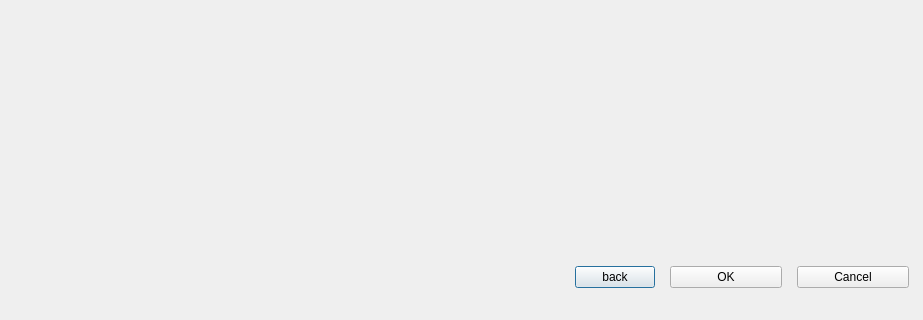
os-fpga/FOEDAG, file src/DesignRuns/create_runs_dialog.ui: the form before one commit; both pictures show x 0 to 923 and y 536 to 856 of the 923 by 856 pixel window.
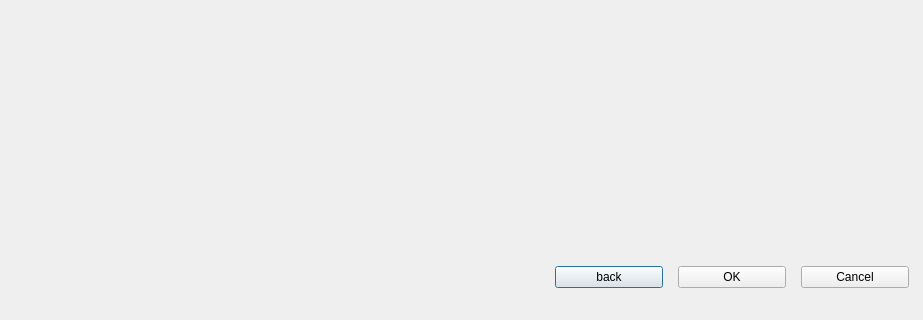
The form after the commit.

```diff
--- a/src/DesignRuns/create_runs_dialog.ui
+++ b/src/DesignRuns/create_runs_dialog.ui
@@ -15,7 +15,7 @@
   </property>
   <layout class="QVBoxLayout" name="verticalLayout" stretch="90,10">
    <property name="spacing">
-    <number>10</number>
+    <number>0</number>
    </property>
    <property name="leftMargin">
     <number>0</number>
@@ -42,7 +42,7 @@
      </property>
      <layout class="QGridLayout" name="gridLayout">
       <item row="0" column="0">
-       <layout class="QHBoxLayout" name="horizontalLayout_3" stretch="50,0,10,10">
+       <layout class="QHBoxLayout" name="horizontalLayout_3" stretch="50,10,10,10">
         <property name="spacing">
          <number>15</number>
         </property>
```
